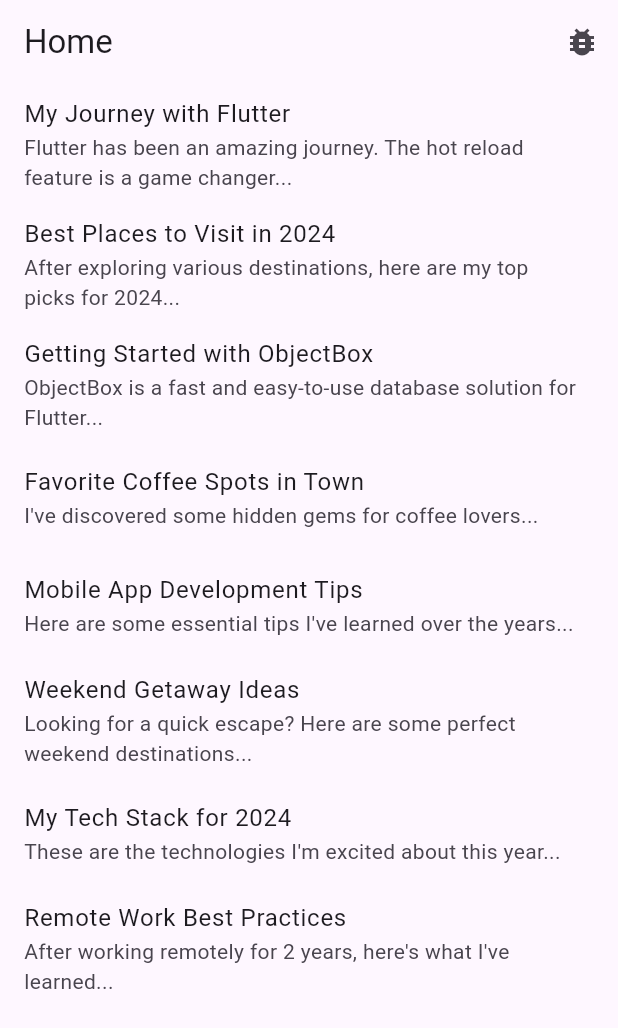
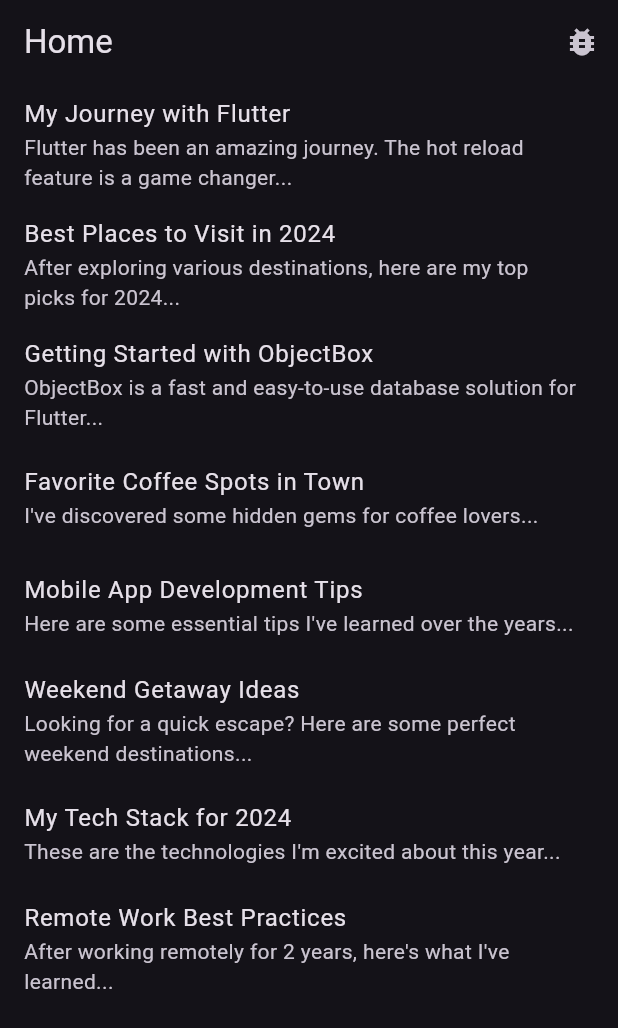
Before and after one commit to ccosnean/objectbox-inspector, a Flutter app: the screen it shows after launch, on a phone screen of 412 x 824 dp. Shown: the top 1028 px of the screen. Run offline on Flutter 3.47's test engine with Material 3 defaults, Android fonts, the light colour scheme and no system bars; our stand-ins replace objectbox; missing offline and left inert: analyzer, build, dart_style, source_gen; generated files the repository leaves out were written again.

Commit message:
published v0.0.9

```diff
--- a/example/lib/main.dart
+++ b/example/lib/main.dart
@@ -12,6 +12,14 @@ void main() async {
   runApp(const ExampleApp());
 }
 
+final lightTheme = ThemeData.light(
+  useMaterial3: true,
+);
+
+final darkTheme = ThemeData.dark(
+  useMaterial3: true,
+);
+
 class ExampleApp extends StatelessWidget {
   const ExampleApp({super.key});
 
@@ -19,10 +27,7 @@ class ExampleApp extends StatelessWidget {
   Widget build(BuildContext context) {
     return MaterialApp(
       title: 'Flutter Demo',
-      theme: ThemeData(
-        colorScheme: ColorScheme.fromSeed(seedColor: Colors.deepPurple),
-        useMaterial3: true,
-      ),
+      theme: darkTheme,
       home: const HomePage(),
     );
   }
--- a/objectbox_inspector/lib/src/tiles/entity_list_tile.dart
+++ b/objectbox_inspector/lib/src/tiles/entity_list_tile.dart
@@ -24,6 +24,7 @@ class _EntityListTileState extends State<EntityListTile> {
         ? widget.entity.properties
         : widget.entity.properties.take(2).toList();
     final tt = Theme.of(context).textTheme;
+    final cs = Theme.of(context).colorScheme;
     return Padding(
       padding: const EdgeInsets.only(
         left: 16,
@@ -33,7 +34,7 @@ class _EntityListTileState extends State<EntityListTile> {
       ),
       child: Card(
         elevation: 2,
-        color: widget.isSelected ? Colors.blue.shade50 : null,
+        color: widget.isSelected ? cs.surfaceContainerHighest : null,
         child: Material(
           color: Colors.transparent,
           clipBehavior: Clip.hardEdge,
--- a/objectbox_inspector/lib/src/tiles/property_row.dart
+++ b/objectbox_inspector/lib/src/tiles/property_row.dart
@@ -12,11 +12,12 @@ class PropertyRow extends StatelessWidget {
   @override
   Widget build(BuildContext context) {
     final tt = Theme.of(context).textTheme;
+    final cs = Theme.of(context).colorScheme;
 
     return Container(
       margin: const EdgeInsets.symmetric(vertical: 4),
       decoration: BoxDecoration(
-        color: Colors.black.withOpacity(0.05),
+        color: cs.onSurface.withOpacity(0.05),
         borderRadius: BorderRadius.circular(12),
       ),
       padding: const EdgeInsets.only(
--- a/objectbox_inspector/pubspec.yaml
+++ b/objectbox_inspector/pubspec.yaml
@@ -1,6 +1,6 @@
 name: objectbox_inspector
 description: "A visual interface for all the classes annotated with @Entity in ObjectBox."
-version: 0.0.8
+version: 0.0.9
 homepage: https://github.com/ccosnean/objectbox-inspector/tree/main/objectbox_inspector
 
 environment:
--- a/objectbox_inspector_generator/pubspec.yaml
+++ b/objectbox_inspector_generator/pubspec.yaml
@@ -1,6 +1,6 @@
 name: objectbox_inspector_generator
 description: "The generator for objectbox_inspector, getInspectableBoxes mainly, that is required by openObjectboxInspector."
-version: 0.0.8
+version: 0.0.9
 homepage: https://github.com/ccosnean/objectbox-inspector/tree/main/objectbox_inspector_generator
 
 environment:
```
Also changed, not shown: objectbox_inspector/lib/src/tiles/relation_property_value.dart (+10 -8 lines), 2 other files.
